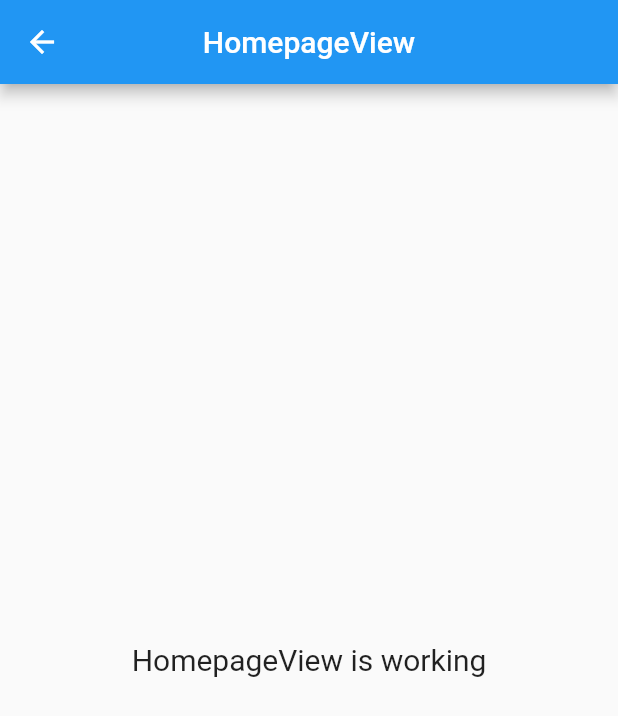
After one commit to Shawon954/ecommerce, a Flutter app: the HomepageView screen opened by its route, on a phone screen of 412 x 824 dp. The commit adds this screen. Shown: the top 716 px of the screen. Run offline on Flutter 3.47's test engine with Material 2 defaults, Android fonts, the phone set to English and light mode, and no system bars; our stand-ins replace curved_labeled_navigation_bar, flutter_screenutil, flutter_svg, get, google_fonts.

Commit message:
create homepage

```diff
--- /dev/null
+++ b/lib/app/modules/homepage/views/homepage_view.dart
@@ -0,0 +1,24 @@
+import 'package:flutter/material.dart';
+
+import 'package:get/get.dart';
+
+import '../controllers/homepage_controller.dart';
+
+class HomepageView extends GetView<HomepageController> {
+  const HomepageView({Key? key}) : super(key: key);
+  @override
+  Widget build(BuildContext context) {
+    return Scaffold(
+      appBar: AppBar(
+        title: const Text('HomepageView'),
+        centerTitle: true,
+      ),
+      body: const Center(
+        child: Text(
+          'HomepageView is working',
+          style: TextStyle(fontSize: 20),
+        ),
+      ),
+    );
+  }
+}
--- a/lib/app/routes/app_pages.dart
+++ b/lib/app/routes/app_pages.dart
@@ -1,10 +1,10 @@
 import 'package:get/get.dart';
-
 import '../modules/buttomnavbar/bindings/buttomnavbar_binding.dart';
 import '../modules/buttomnavbar/views/buttomnavbar_view.dart';
+import '../modules/homepage/bindings/homepage_binding.dart';
+import '../modules/homepage/views/homepage_view.dart';
 import '../modules/splashscreen/bindings/splashscreen_binding.dart';
 import '../modules/splashscreen/views/splashscreen_view.dart';
-
 part 'app_routes.dart';
 
 class AppPages {
@@ -20,8 +20,13 @@ class AppPages {
     ),
     GetPage(
       name: _Paths.buttomnavbar,
-      page: () =>  ButtomnavbarView(),
+      page: () => ButtomnavbarView(),
       binding: ButtomnavbarBinding(),
+    ),
+    GetPage(
+      name: _Paths.homepage,
+      page: () => const HomepageView(),
+      binding: HomepageBinding(),
     ),
   ];
 }
--- a/lib/app/routes/app_routes.dart
+++ b/lib/app/routes/app_routes.dart
@@ -5,10 +5,12 @@ abstract class Routes {
   Routes._();
   static const splashscreen = _Paths.splashscreen;
   static const buttomnavbar = _Paths.buttomnavbar;
+  static const homepage = _Paths.homepage;
 }
 
 abstract class _Paths {
   _Paths._();
   static const splashscreen = '/splashscreen';
   static const buttomnavbar = '/buttomnavbar';
+  static const homepage = '/homepage';
 }
```
Also changed, not shown: lib/app/custome_widget/backround_screen/screen.dart (added, +21 -0 lines), lib/app/modules/homepage/bindings/homepage_binding.dart (added, +12 -0 lines), lib/app/modules/homepage/controllers/homepage_controller.dart (added, +23 -0 lines).
